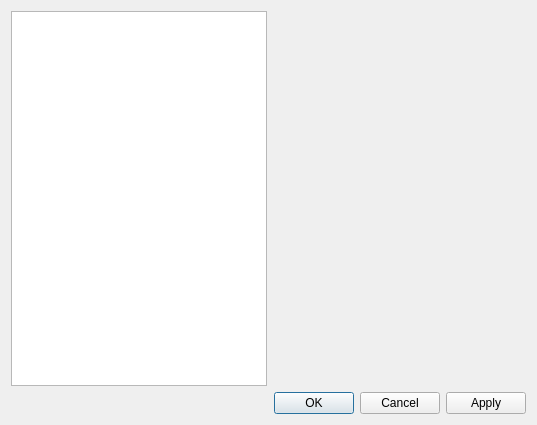
Alir3z4/yoDownet, file preferencesdialog.ui: the form before one commit.
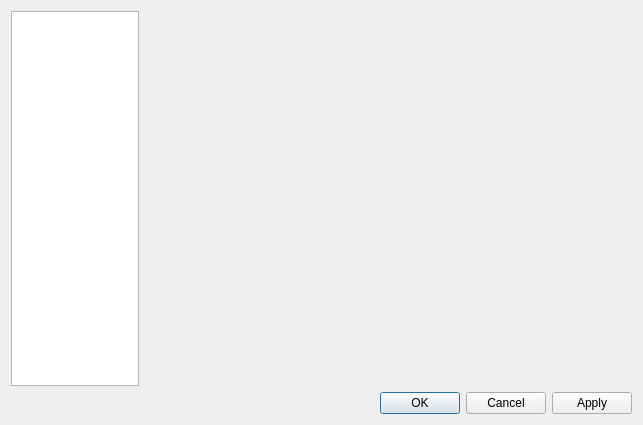
The form after the commit.

What changed in the file:
```diff
--- a/preferencesdialog.ui
+++ b/preferencesdialog.ui
@@ -6,7 +6,7 @@
    <rect>
     <x>0</x>
     <y>0</y>
-    <width>537</width>
+    <width>643</width>
     <height>425</height>
    </rect>
   </property>
@@ -21,7 +21,75 @@
   </property>
   <layout class="QGridLayout" name="PreferencesDialogGridLayout">
    <item row="0" column="0">
-    <widget class="QListWidget" name="sectionListWidget"/>
+    <widget class="QListWidget" name="sectionListWidget">
+     <property name="sizePolicy">
+      <sizepolicy hsizetype="Maximum" vsizetype="Expanding">
+       <horstretch>0</horstretch>
+       <verstretch>0</verstretch>
+      </sizepolicy>
+     </property>
+     <property name="minimumSize">
+      <size>
+       <width>0</width>
+       <height>0</height>
+      </size>
+     </property>
+     <property name="maximumSize">
+      <size>
+       <width>128</width>
+       <height>16777215</height>
+      </size>
+     </property>
+     <property name="sizeIncrement">
+      <size>
+       <width>0</width>
+       <height>0</height>
+      </size>
+     </property>
+     <property name="baseSize">
+      <size>
+       <width>0</width>
+       <height>0</height>
+      </size>
+     </property>
+     <property name="font">
+      <font>
+       <pointsize>8</pointsize>
+       <weight>75</weight>
+       <bold>true</bold>
+      </font>
+     </property>
+     <property name="editTriggers">
+      <set>QAbstractItemView::NoEditTriggers</set>
+     </property>
+     <property name="showDropIndicator" stdset="0">
+      <bool>false</bool>
+     </property>
+     <property name="iconSize">
+      <size>
+       <width>28</width>
+       <height>28</height>
+      </size>
+     </property>
+     <property name="movement">
+      <enum>QListView::Static</enum>
+     </property>
+     <property name="flow">
+      <enum>QListView::LeftToRight</enum>
+     </property>
+     <property name="isWrapping" stdset="0">
+      <bool>true</bool>
+     </property>
+     <property name="spacing">
+      <number>0</number>
+     </property>
+     <property name="viewMode">
+      <enum>QListView::ListMode</enum>
+     </property>
+     <property name="wordWrap">
+      <bool>true</bool>
+     </property>
+    </widget>
    </item>
    <item row="0" column="1">
     <widget class="QStackedWidget" name="pages"/>
```
